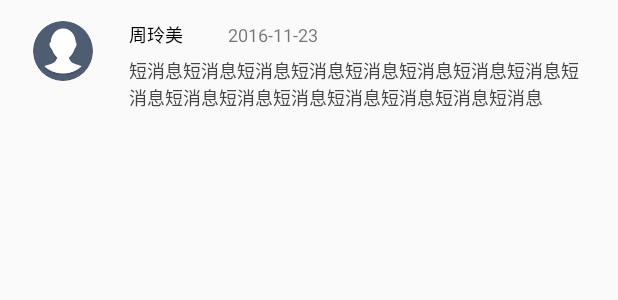
After one commit to dotomato/MapTest, an Android app: the layout test2.xml on its own in the app's theme, with its tools: preview values and no code run, on a phone screen of 412 x 824 dp. The commit adds this screen. Shown: the top 300 px of the screen. Run offline under Robolectric (Android 15) with nearby library versions, the phone set to English and light mode, and no system bars.

Commit message:
用户评论机制完成!而且非常顺利,不到两小时的时间

```diff
--- a/app/src/main/java/com/chen/maptest/MainActivity.java
+++ b/app/src/main/java/com/chen/maptest/MainActivity.java
@@ -149,6 +149,7 @@ public class MainActivity extends MmapAdapterActivity implements
                     case 1:
                         v1.setVisibility(View.GONE);
                         v2.setVisibility(View.VISIBLE);
+                        mCommentLayout.initShowStub();
                         break;
                 }
             }
@@ -301,7 +302,7 @@ public class MainActivity extends MmapAdapterActivity implements
                     public void call() {
                         switchShowMode(MODE_MESSAGE,300);
                         mUserMessageLayout.initShow(MODE_MESSAGE,mVar.pointData);
-                        mCommentLayout.initShow(MODE_MESSAGE,mVar.pointData);
+                        mCommentLayout.initShow(0,mVar.pointData);
                     }
                 });
 
--- a/app/src/main/java/com/chen/maptest/MyView/OutlineProvider.java
+++ b/app/src/main/java/com/chen/maptest/MyView/OutlineProvider.java
@@ -18,6 +18,8 @@ public class OutlineProvider {
     public static void setOutline(View view,int shape){
 
         if (Build.VERSION.SDK_INT >= Build.VERSION_CODES.LOLLIPOP) {
+//            if (view.getOutlineProvider()!=null)  //// TODO: 17-4-5 这个检查是否有意义
+//                return;
             switch (shape) {
                 case SHAPE_RECT:
                     view.setOutlineProvider(getRectOutline());
--- a/app/src/main/java/com/chen/maptest/ScanMessageRv.java
+++ b/app/src/main/java/com/chen/maptest/ScanMessageRv.java
@@ -95,6 +95,7 @@ public class ScanMessageRv extends RecyclerView {
                         });
 
                 OutlineProvider.setOutline(holder.getConvertView(),OutlineProvider.SHAPE_RECT);
+                OutlineProvider.setOutline(holder.getView(R.id.usericon),OutlineProvider.SHAPE_RECT);
 
                 holder.setText(R.id.smallmsg,psd.smallMsg);
 
--- a/app/src/main/res/layout/layout_comment.xml
+++ b/app/src/main/res/layout/layout_comment.xml
@@ -50,10 +50,10 @@
             app:layout_constraintTop_toBottomOf="@+id/imageView"
             app:layout_constraintLeft_toLeftOf="parent"
             app:layout_constraintRight_toRightOf="parent"
-            app:layout_constraintBottom_toTopOf="@+id/usercomment"  />
+            app:layout_constraintBottom_toTopOf="@+id/usercommentedit"  />
 
         <EditText
-            android:id="@+id/usercomment"
+            android:id="@+id/usercommentedit"
             android:background="@null"
             android:layout_marginTop="0dp"
             android:layout_marginBottom="3dp"
--- /dev/null
+++ b/app/src/main/res/layout/test2.xml
@@ -0,0 +1,69 @@
+<?xml version="1.0" encoding="utf-8"?>
+<RelativeLayout xmlns:android="http://schemas.android.com/apk/res/android"
+    android:layout_width="match_parent"
+    android:layout_height="wrap_content">
+
+
+    <com.chen.maptest.RoundImageView
+        android:id="@+id/usericon"
+        android:layout_width="40dp"
+        android:layout_height="40dp"
+        android:layout_alignParentLeft="true"
+        android:layout_alignParentStart="true"
+        android:layout_alignTop="@+id/username"
+        android:layout_marginLeft="22dp"
+        android:layout_marginStart="22dp"
+        android:elevation="6dp"
+        android:scaleType="fitXY"
+        android:src="@drawable/usericon" />
+
+    <TextView
+        android:id="@+id/username"
+        android:layout_width="50dp"
+        android:layout_height="wrap_content"
+        android:layout_alignParentTop="true"
+        android:layout_marginLeft="24dp"
+        android:layout_marginStart="24dp"
+        android:layout_marginTop="14dp"
+        android:layout_toEndOf="@+id/usericon"
+        android:layout_toRightOf="@+id/usericon"
+        android:maxLines="1"
+        android:text="周玲美"
+        android:textColor="@android:color/black"
+        android:textSize="12dp" />
+
+    <TextView
+        android:id="@+id/commenttime"
+        android:layout_width="wrap_content"
+        android:layout_height="wrap_content"
+        android:layout_marginLeft="16dp"
+        android:text="2016-11-23"
+        android:textSize="12sp"
+        android:layout_alignBaseline="@+id/username"
+        android:layout_alignBottom="@+id/username"
+        android:layout_toRightOf="@+id/username"
+        android:layout_toEndOf="@+id/username"
+        android:layout_marginStart="16dp" />
+
+    <TextView
+        android:id="@+id/usercomment"
+        android:layout_width="0dp"
+        android:layout_height="wrap_content"
+        android:layout_alignParentEnd="true"
+        android:layout_alignParentRight="true"
+        android:layout_alignTop="@+id/username"
+        android:layout_centerVertical="true"
+        android:layout_marginBottom="12dp"
+        android:layout_marginEnd="24dp"
+        android:layout_marginLeft="24dp"
+        android:layout_marginRight="24dp"
+        android:layout_marginStart="24dp"
+        android:layout_marginTop="24dp"
+        android:layout_toEndOf="@+id/usericon"
+        android:layout_toRightOf="@+id/usericon"
+        android:text="短消息短消息短消息短消息短消息短消息短消息短消息短消息短消息短消息短消息短消息短消息短消息短消息"
+        android:maxLines="20"
+        android:textColor="#FF444444"
+        android:textSize="12sp" />
+
+</RelativeLayout>
```
Also changed, not shown: app/src/main/java/com/chen/maptest/CommentLayout.java (+70 -8 lines), app/src/main/java/com/chen/maptest/MyModel/PointComment.java (added, +13 -0 lines), app/src/main/java/com/chen/maptest/MyModel/UserComment.java (added, +17 -0 lines), app/src/main/java/com/chen/maptest/MyModel/UserNewComment.java (added, +13 -0 lines), app/src/main/java/com/chen/maptest/MyModel/UserNewCommentResult.java (added, +9 -0 lines), app/src/main/res/layout/layout_comment_item.xml (added, +63 -0 lines).
